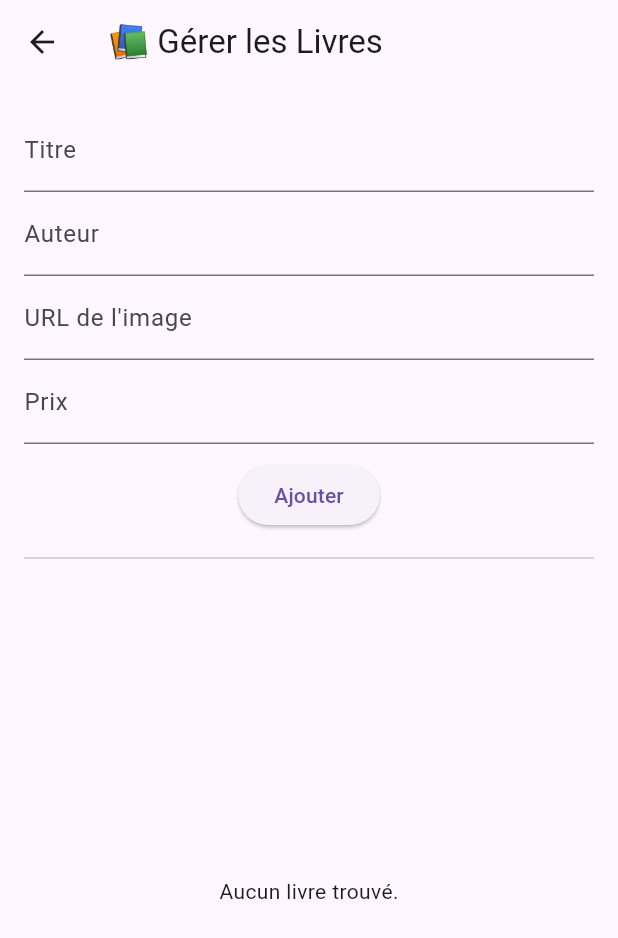
After one commit to Amine1Gamgam/My-Team, a Flutter app: the AddBookPage screen opened directly, after a tap on "Ajouter", after a tap on the "delete" icon, on a phone screen of 412 x 824 dp. The commit adds this screen. Shown: the top 938 px of the screen. Run offline on Flutter 3.47's test engine with Material 3 defaults, Android fonts, the phone set to English and light mode, and no system bars; our stand-ins replace cloud_firestore, curved_navigation_bar, firebase_auth, firebase_core, fluttertoast; accounts and stored records are empty; network calls fail.

Commit message:
first commit

```diff
--- /dev/null
+++ b/lib/admin_screens/gestion_books.dart
@@ -0,0 +1,157 @@
+import 'package:cloud_firestore/cloud_firestore.dart';
+import 'package:flutter/material.dart';
+
+class AddBookPage extends StatefulWidget {
+  const AddBookPage({super.key});
+
+  @override
+  State<AddBookPage> createState() => _AddBookPageState();
+}
+
+class _AddBookPageState extends State<AddBookPage> {
+  final _titleController = TextEditingController();
+  final _authorController = TextEditingController();
+  final _imageController = TextEditingController();
+  final _priceController = TextEditingController();
+  String? editingBookId;
+
+  void clearFields() {
+    _titleController.clear();
+    _authorController.clear();
+    _imageController.clear();
+    _priceController.clear();
+    editingBookId = null;
+  }
+
+  void addOrUpdateBook() async {
+    final book = {
+      "title": _titleController.text,
+      "author": _authorController.text,
+      "image": _imageController.text,
+      "price": double.tryParse(_priceController.text) ?? 0.0,
+    };
+
+    if (editingBookId == null) {
+      // Ajouter
+      await FirebaseFirestore.instance.collection("Books").add(book);
+    } else {
+      // Modifier
+      await FirebaseFirestore.instance
+          .collection("Books")
+          .doc(editingBookId)
+          .update(book);
+    }
+
+    clearFields();
+    setState(() {}); // Refresh UI
+  }
+
+  void deleteBook(String id) async {
+    await FirebaseFirestore.instance.collection("Books").doc(id).delete();
+    if (editingBookId == id) clearFields();
+    setState(() {});
+  }
+
+  void populateFields(QueryDocumentSnapshot doc) {
+    final data = doc.data() as Map<String, dynamic>;
+    _titleController.text = data['title'];
+    _authorController.text = data['author'];
+    _imageController.text = data['image'];
+    _priceController.text = data['price'].toString();
+    editingBookId = doc.id;
+  }
+
+  @override
+  Widget build(BuildContext context) {
+    return Scaffold(
+      appBar: AppBar(title: const Text("📚 Gérer les Livres")),
+      body: Padding(
+        padding: const EdgeInsets.all(16),
+        child: Column(
+          children: [
+            // Champs du formulaire
+            TextField(
+              controller: _titleController,
+              decoration: const InputDecoration(labelText: "Titre"),
+            ),
+            TextField(
+              controller: _authorController,
+              decoration: const InputDecoration(labelText: "Auteur"),
+            ),
+            TextField(
+              controller: _imageController,
+              decoration:
+                  const InputDecoration(labelText: "URL de l'image"),
+            ),
+            TextField(
+              controller: _priceController,
+              decoration: const InputDecoration(labelText: "Prix"),
+              keyboardType: TextInputType.number,
+            ),
+            const SizedBox(height: 10),
+            ElevatedButton(
+              onPressed: addOrUpdateBook,
+              child: Text(editingBookId == null ? "Ajouter" : "Modifier"),
+            ),
+            const SizedBox(height: 10),
+            const Divider(),
+
+            // Liste des livres
+            Expanded(
+              child: StreamBuilder<QuerySnapshot>(
+                stream: FirebaseFirestore.instance
+                    .collection("Books")
+                    .snapshots(),
+                builder: (context, snapshot) {
+                  if (snapshot.connectionState == ConnectionState.waiting) {
+                    return const Center(
+                        child: CircularProgressIndicator());
+                  }
+
+                  if (!snapshot.hasData || snapshot.data!.docs.isEmpty) {
+                    return const Center(child: Text("Aucun livre trouvé."));
+                  }
+
+                  return ListView.builder(
+                    itemCount: snapshot.data!.docs.length,
+                    itemBuilder: (context, index) {
+                      final doc = snapshot.data!.docs[index];
+                      final data = doc.data() as Map<String, dynamic>;
+
+                      return ListTile(
+                        leading: Image.network(
+                          data["image"],
+                          width: 50,
+                          height: 70,
+                          fit: BoxFit.cover,
+                          errorBuilder: (_, __, ___) =>
+                              const Icon(Icons.book),
+                        ),
+                        title: Text(data["title"]),
+                        subtitle: Text(
+                            "Auteur: ${data["author"]} - Prix: ${data["price"]} DT"),
+                        trailing: Row(
+                          mainAxisSize: MainAxisSize.min,
+                          children: [
+                            IconButton(
+                              icon: const Icon(Icons.edit, color: Colors.blue),
+                              onPressed: () => populateFields(doc),
+                            ),
+                            IconButton(
+                              icon: const Icon(Icons.delete, color: Colors.red),
+                              onPressed: () => deleteBook(doc.id),
+                            ),
+                          ],
+                        ),
+                      );
+                    },
+                  );
+                },
+              ),
+            ),
+          ],
+        ),
+      ),
+    );
+  }
+}
--- a/lib/users_screens/navigation.dart
+++ b/lib/users_screens/navigation.dart
@@ -3,7 +3,7 @@ import 'package:flutter/material.dart';
 import 'package:test_firebase/recommanded.dart';
 import 'package:test_firebase/users_screens/panier.dart';
 import 'package:test_firebase/users_screens/home.dart';
-import 'package:test_firebase/users_screens/Profile.dart';
+import 'package:test_firebase/users_screens/Profile1.dart';
 
 class Navigation extends StatefulWidget {
   const Navigation({super.key});
```
Also changed, not shown: lib/Splash.dart (+83 -6 lines), lib/admin_screens/gestion.dart (deleted, +0 -19 lines), lib/admin_screens/gestion_users.dart (added, +174 -0 lines), lib/admin_screens/navigation2.dart (+4 -3 lines), lib/admin_screens/profile2.dart (+28 -4 lines), lib/users_screens/Profile1.dart (renamed from lib/users_screens/Profile.dart, +26 -4 lines), assets/ena.jpg (added), 129 other files.
